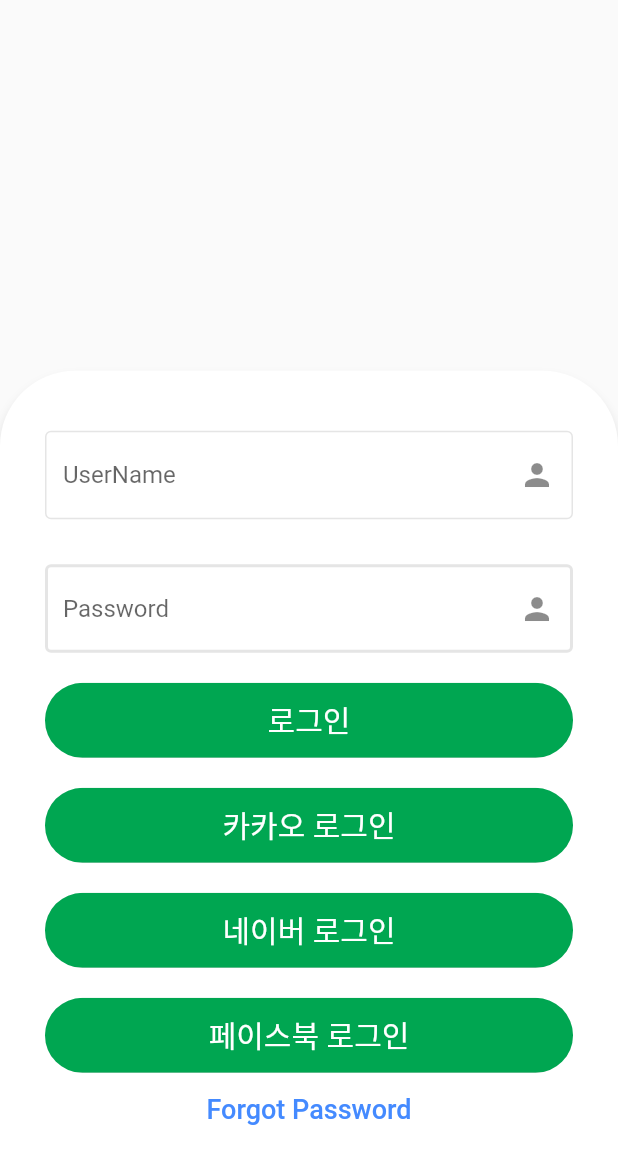
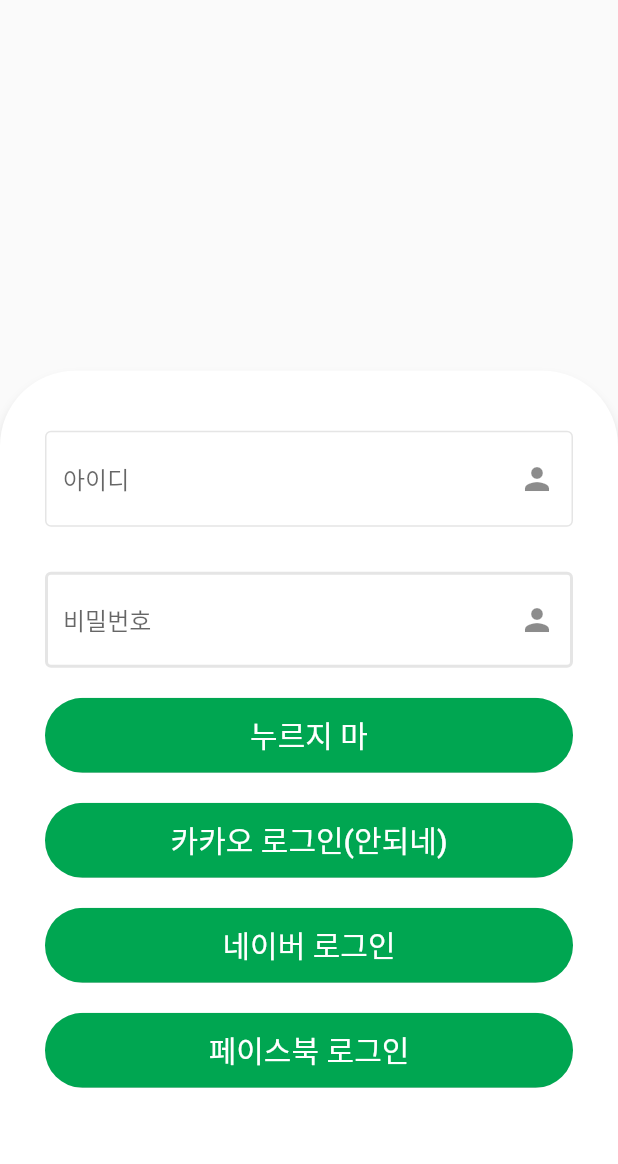
Before and after one commit to angre-kim/social_login_0327, a Flutter app: the screen it shows after launch, on a phone screen of 412 x 824 dp. Shown: the top 1164 px of the screen. Run offline on Flutter 3.47's test engine with Material 2 defaults, Android fonts, the phone set to English and light mode, and no system bars; missing offline and left inert: flutter_facebook_login, flutter_naver_login.

Commit message:
0327version

```diff
--- a/lib/login_page.dart
+++ b/lib/login_page.dart
@@ -48,7 +48,7 @@ class LoginPage extends StatelessWidget {
                                   borderSide:
                                       BorderSide(color: Color(0xFFe5e5e5))),
                               suffixIcon: Icon(Icons.person),
-                              hintText: "UserName"),
+                              hintText: "아이디"),
                         ),
                         SizedBox(
                           height: 30.0,
@@ -63,7 +63,7 @@ class LoginPage extends StatelessWidget {
                                   borderSide: BorderSide(
                                       color: Color(0xFFe5e5e5), width: 2.0)),
                               suffixIcon: Icon(Icons.person),
-                              hintText: "Password"),
+                              hintText: "비밀번호"),
                         ),
                         SizedBox(
                           height: 20.0,
@@ -75,7 +75,7 @@ class LoginPage extends StatelessWidget {
                             height: 50.0,
                             color: Color(0xFF00a651),
                             child: Text(
-                              "로그인",
+                              "누르지 마",
                               style: TextStyle(
                                   color: Colors.white, fontSize: 20.0),
                             ),
@@ -92,7 +92,7 @@ class LoginPage extends StatelessWidget {
                             height: 50.0,
                             color: Color(0xFF00a651),
                             child: Text(
-                              "카카오 로그인",
+                              "카카오 로그인(안되네)",
                               style: TextStyle(
                                   color: Colors.white, fontSize: 20.0),
                             ),
@@ -139,14 +139,14 @@ class LoginPage extends StatelessWidget {
                             },
                           ),
                         ),
-                        FlatButton(
-                          child: Text(
-                            "Forgot Password",
-                            style: TextStyle(
-                                color: Colors.blueAccent, fontSize: 18),
-                          ),
-                          onPressed: () {},
-                        ),
+//                        FlatButton(
+//                          child: Text(
+//                            "Forgot Password",
+//                            style: TextStyle(
+//                                color: Colors.blueAccent, fontSize: 18),
+//                          ),
+//                          onPressed: () {},
+//                        ),
                       ],
                     ),
                   ),
```
